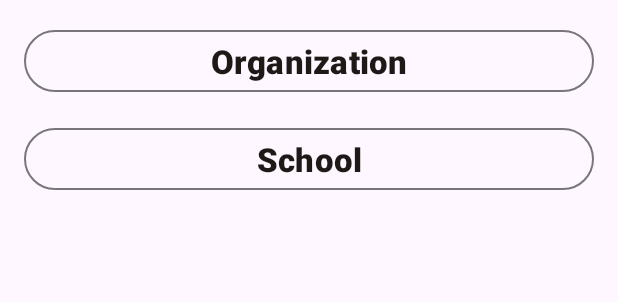
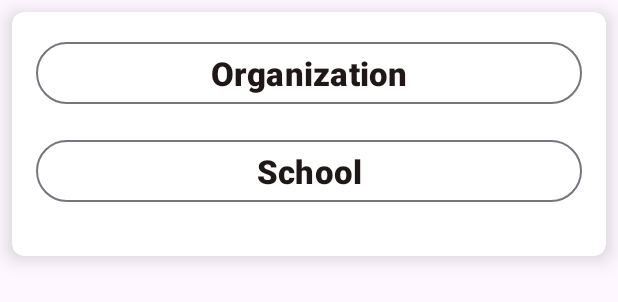
Before and after one commit to GADS2022-EduTeam14/Student-Staff-Attendance-System, an Android app: the layout choose_organization_dialog_layout.xml on its own in the app's theme, with its tools: preview values and no code run, on a phone screen of 412 x 824 dp. Shown: the top 302 px of the screen. Run offline under Robolectric (Android 15) with nearby library versions, the phone set to English and light mode, and no system bars.

```diff
--- a/app/src/main/java/com/andela/eduteam14/android_app/core/ui/home/HomeSchoolFragment.kt
+++ b/app/src/main/java/com/andela/eduteam14/android_app/core/ui/home/HomeSchoolFragment.kt
@@ -54,6 +54,8 @@ class HomeSchoolFragment : Fragment(), UiAction {
         super.onViewCreated(view, savedInstanceState)
         initViews()
 
+        (activity as SchoolBaseActivity).hideFab()
+
         homeAdapter = SchoolHomeAdapter(requireContext(), registry)
 
 
--- /dev/null
+++ b/app/src/main/res/layout/attendance_history_item.xml
@@ -0,0 +1,6 @@
+<?xml version="1.0" encoding="utf-8"?>
+<androidx.constraintlayout.widget.ConstraintLayout xmlns:android="http://schemas.android.com/apk/res/android"
+    android:layout_width="match_parent"
+    android:layout_height="match_parent">
+
+</androidx.constraintlayout.widget.ConstraintLayout>
--- a/app/src/main/res/layout/choose_organization_dialog_layout.xml
+++ b/app/src/main/res/layout/choose_organization_dialog_layout.xml
@@ -1,7 +1,15 @@
 <?xml version="1.0" encoding="utf-8"?>
-<androidx.constraintlayout.widget.ConstraintLayout xmlns:android="http://schemas.android.com/apk/res/android"
+<androidx.cardview.widget.CardView xmlns:android="http://schemas.android.com/apk/res/android"
     xmlns:app="http://schemas.android.com/apk/res-auto"
     xmlns:tools="http://schemas.android.com/tools"
+    android:layout_width="match_parent"
+    app:cardElevation="8dp"
+    app:cardCornerRadius="8dp"
+    android:padding="8dp"
+    android:layout_margin="8dp"
+    android:layout_height="wrap_content">
+
+    <androidx.constraintlayout.widget.ConstraintLayout
         android:layout_width="match_parent"
         android:layout_height="wrap_content">
 
@@ -40,3 +48,7 @@
             app:layout_constraintTop_toBottomOf="@+id/ChooseOrganization" />
 
     </androidx.constraintlayout.widget.ConstraintLayout>
+
+
+
+</androidx.cardview.widget.CardView>
```
Also changed, not shown: app/src/main/java/com/andela/eduteam14/android_app/core/ui/attendance/AttendanceSchoolFragment.kt (+79 -1 lines). Lines whose indentation alone changed are shown as unchanged.
